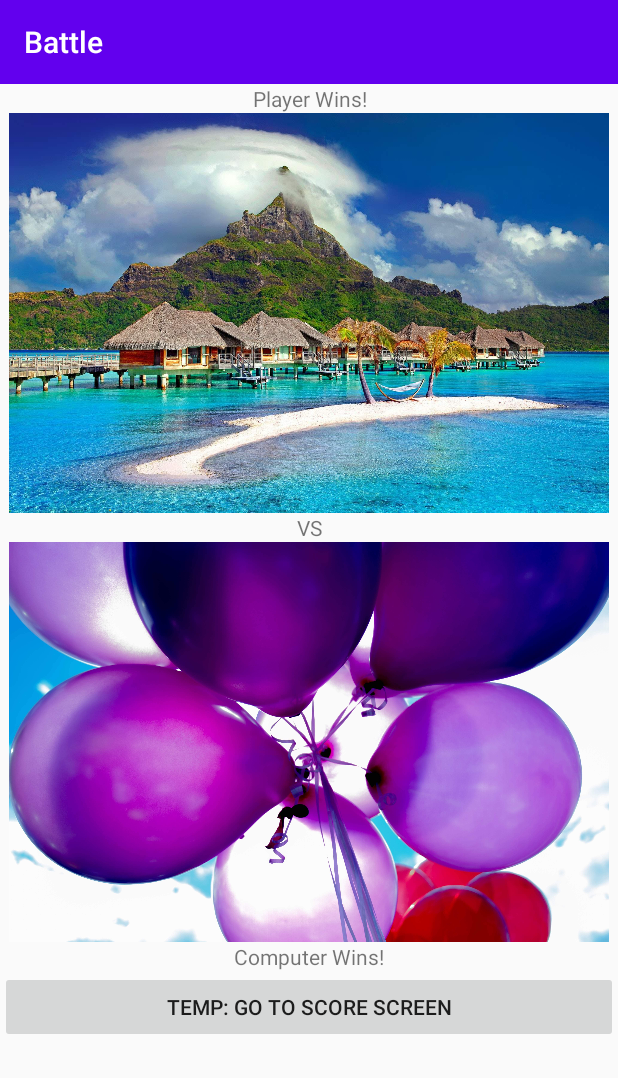
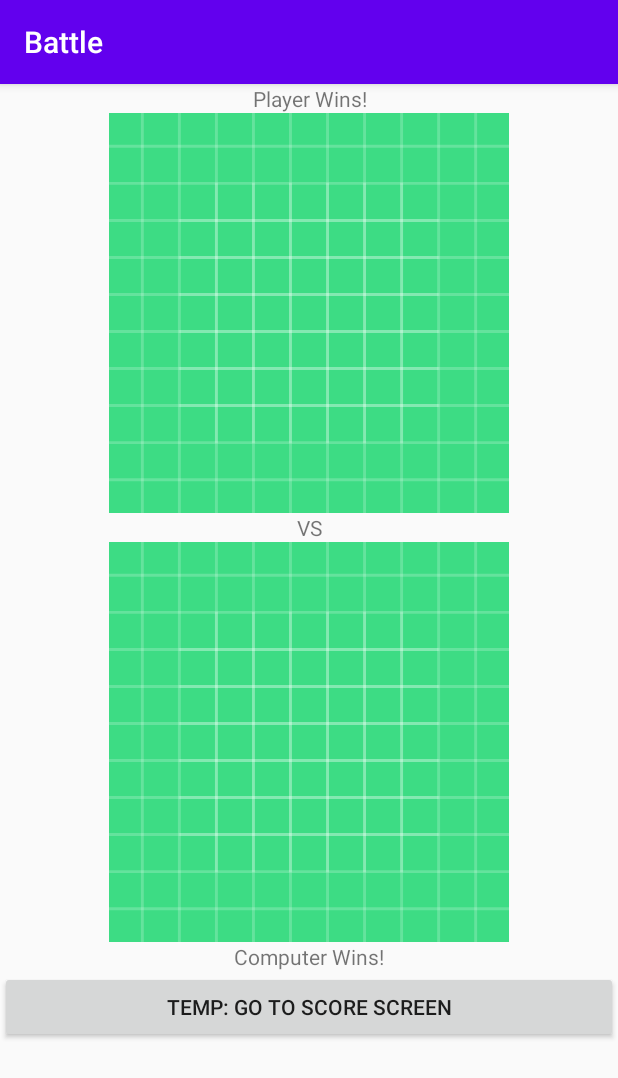
Before and after one commit to adamhemeon/Project-SCRAPBook, an Android app: the BattleActivity screen opened directly, with no data from a screen before it, on a phone screen of 412 x 824 dp. Shown: the top 1078 px of the screen. Run offline under Robolectric (Android 15) with nearby library versions, the light colour scheme and no system bars.

Commit message:
deleted temporary testing photos to prepare for branch merge

```diff
--- a/SCRAPBook/app/src/main/java/nscc/capstone/scrapbook/BattleActivity.java
+++ b/SCRAPBook/app/src/main/java/nscc/capstone/scrapbook/BattleActivity.java
@@ -30,11 +30,11 @@ public class BattleActivity extends AppCompatActivity {
         imageViewComputerPhoto = findViewById(R.id.imageViewComputerPhoto);
 
         //Added the photos by code, was having issues doing it by GUI.
-        imageViewPlayerPhoto.setImageResource(R.drawable.beach);
+        //imageViewPlayerPhoto.setImageResource(R.drawable.beach);
         imageViewPlayerPhoto.setAdjustViewBounds(true);
         imageViewPlayerPhoto.setMaxWidth(400);
         imageViewPlayerPhoto.setMaxHeight(400);
-        imageViewComputerPhoto.setImageResource(R.drawable.ballons);
+        //imageViewComputerPhoto.setImageResource(R.drawable.ballons);
         imageViewComputerPhoto.setAdjustViewBounds(true);
         imageViewComputerPhoto.setMaxHeight(400);
         imageViewComputerPhoto.setMaxWidth(400);
@@ -42,6 +42,9 @@ public class BattleActivity extends AppCompatActivity {
         ColorChooser colorChooser = new ColorChooser();
         int playerColorResult = colorChooser.DetermineColor(imageViewPlayerPhoto,this);
         int computerColorResult = colorChooser.DetermineColor(imageViewComputerPhoto,this);
+
+        RockPaperScissors rockPaperScissors = new RockPaperScissors();
+        int versusResult = rockPaperScissors.DetermineWinner(playerColorResult,computerColorResult);
 
 
         btnTempGoToScore = findViewById(R.id.btnTempGoToScore);
--- a/SCRAPBook/app/src/main/java/nscc/capstone/scrapbook/ColorChooser.java
+++ b/SCRAPBook/app/src/main/java/nscc/capstone/scrapbook/ColorChooser.java
@@ -28,8 +28,8 @@ public class ColorChooser {
 
             /////
             Drawable img = image.getDrawable();
-            //Bitmap bit = Bitmap.createBitmap(img.getIntrinsicWidth(), img.getIntrinsicHeight(), Bitmap.Config.ARGB_8888);
-            Bitmap bit = downScaleBitmap(image,context);
+            Bitmap bit = Bitmap.createBitmap(img.getIntrinsicWidth(), img.getIntrinsicHeight(), Bitmap.Config.ARGB_8888);
+            //Bitmap bit = downScaleBitmap(image,context);
             /////
 
 
@@ -96,8 +96,6 @@ public class ColorChooser {
             if(redPixels > bluePixels && redPixels > greenPixels)
             {
                 return 1;
-
-
             }
             else if(greenPixels > redPixels && greenPixels > bluePixels)
             {
```
Also changed, not shown: SCRAPBook/app/src/main/res/drawable/apartments.png (deleted), SCRAPBook/app/src/main/res/drawable/arch.png (deleted), SCRAPBook/app/src/main/res/drawable/ballons.png (deleted), SCRAPBook/app/src/main/res/drawable/beach.png (deleted), 1 other file.
